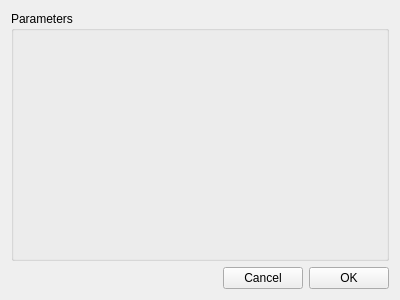
Qt form src/toolsui/SAKPrestorerToolUiEditor.ui (x-tools-author/x-tools) before a commit.
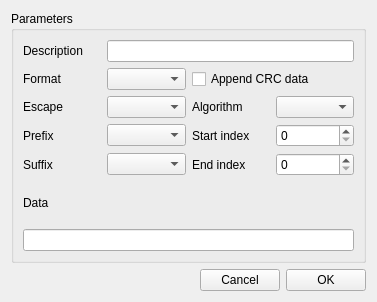
The same form after that commit. Custom widgets are drawn as their Qt base class.

What changed in the file:
```diff
--- a/src/toolsui/SAKPrestorerToolUiEditor.ui
+++ b/src/toolsui/SAKPrestorerToolUiEditor.ui
@@ -6,8 +6,8 @@
    <rect>
     <x>0</x>
     <y>0</y>
-    <width>400</width>
-    <height>300</height>
+    <width>377</width>
+    <height>302</height>
    </rect>
   </property>
   <property name="windowTitle">
@@ -46,10 +46,139 @@
      <property name="title">
       <string>Parameters</string>
      </property>
+     <layout class="QGridLayout" name="gridLayout_2">
+      <item row="1" column="0">
+       <widget class="QLabel" name="label_2">
+        <property name="text">
+         <string>Format</string>
+        </property>
+       </widget>
+      </item>
+      <item row="4" column="0">
+       <widget class="QLabel" name="label_5">
+        <property name="text">
+         <string>Suffix</string>
+        </property>
+       </widget>
+      </item>
+      <item row="2" column="2">
+       <widget class="QLabel" name="label_6">
+        <property name="text">
+         <string>Algorithm</string>
+        </property>
+       </widget>
+      </item>
+      <item row="1" column="1">
+       <widget class="SAKTextFormatComboBox" name="comboBoxFormat"/>
+      </item>
+      <item row="9" column="0">
+       <widget class="QLabel" name="label_9">
+        <property name="text">
+         <string>Data</string>
+        </property>
+       </widget>
+      </item>
+      <item row="2" column="1">
+       <widget class="SAKEscapeCharacterComboBox" name="comboBoxEscape"/>
+      </item>
+      <item row="3" column="1">
+       <widget class="SAKAffixesComboBox" name="comboBoxPrefix"/>
+      </item>
+      <item row="4" column="1">
+       <widget class="SAKAffixesComboBox" name="comboBoxSuffix"/>
+      </item>
+      <item row="2" column="0">
+       <widget class="QLabel" name="label_3">
+        <property name="text">
+         <string>Escape</string>
+        </property>
+       </widget>
+      </item>
+      <item row="0" column="0">
+       <widget class="QLabel" name="label">
+        <property name="text">
+         <string>Description</string>
+        </property>
+       </widget>
+      </item>
+      <item row="3" column="0">
+       <widget class="QLabel" name="label_4">
+        <property name="text">
+         <string>Prefix</string>
+        </property>
+       </widget>
+      </item>
+      <item row="2" column="3">
+       <widget class="SAKCrcAlgorithmComboBox" name="comboBoxAlgorithm"/>
+      </item>
+      <item row="1" column="2" colspan="2">
+       <widget class="QCheckBox" name="checkBoxCrc">
+        <property name="text">
+         <string>Append CRC data</string>
+        </property>
+       </widget>
+      </item>
+      <item row="3" column="2">
+       <widget class="QLabel" name="label_7">
+        <property name="text">
+         <string>Start index</string>
+        </property>
+       </widget>
+      </item>
+      <item row="3" column="3">
+       <widget class="QSpinBox" name="spinBoxStart">
+        <property name="maximum">
+         <number>1024</number>
+        </property>
+       </widget>
+      </item>
+      <item row="4" column="2">
+       <widget class="QLabel" name="label_8">
+        <property name="text">
+         <string>End index</string>
+        </property>
+       </widget>
+      </item>
+      <item row="4" column="3">
+       <widget class="QSpinBox" name="spinBoxEnd">
+        <property name="maximum">
+         <number>1024</number>
+        </property>
+       </widget>
+      </item>
+      <item row="0" column="1" colspan="3">
+       <widget class="QLineEdit" name="lineEditDescription"/>
+      </item>
+      <item row="10" column="0" colspan="4">
+       <widget class="QLineEdit" name="lineEditData"/>
+      </item>
+     </layout>
     </widget>
    </item>
   </layout>
  </widget>
+ <customwidgets>
+  <customwidget>
+   <class>SAKEscapeCharacterComboBox</class>
+   <extends>QComboBox</extends>
+   <header location="global">SAKEscapeCharacterComboBox.hh</header>
+  </customwidget>
+  <customwidget>
+   <class>SAKTextFormatComboBox</class>
+   <extends>QComboBox</extends>
+   <header location="global">SAKTextFormatComboBox.hh</header>
+  </customwidget>
+  <customwidget>
+   <class>SAKAffixesComboBox</class>
+   <extends>QComboBox</extends>
+   <header location="global">SAKAffixesComboBox.hh</header>
+  </customwidget>
+  <customwidget>
+   <class>SAKCrcAlgorithmComboBox</class>
+   <extends>QComboBox</extends>
+   <header location="global">SAKCrcAlgorithmComboBox.hh</header>
+  </customwidget>
+ </customwidgets>
  <resources/>
  <connections/>
 </ui>
```
